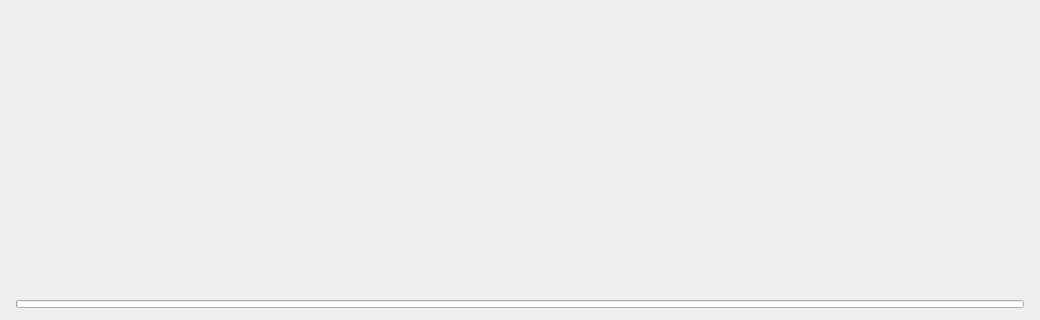
ArialSenki/MO2-Revamped, file source/modorganizer/src/browserdialog.ui: the form before one commit; both pictures show x 0 to 1040 and y 440 to 760 of the 1040 by 760 pixel window.
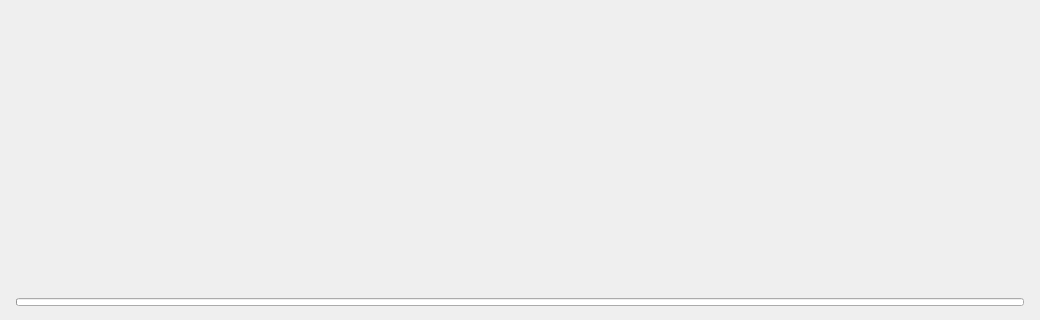
The form after the commit. Icons and pictures are not drawn.

Diff of the .ui file:
```diff
--- a/source/modorganizer/src/browserdialog.ui
+++ b/source/modorganizer/src/browserdialog.ui
@@ -14,7 +14,7 @@
    <property name="leftMargin"><number>16</number></property>
    <property name="topMargin"><number>16</number></property>
    <property name="rightMargin"><number>16</number></property>
-   <property name="bottomMargin"><number>12</number></property>
+   <property name="bottomMargin"><number>14</number></property>
    <item>
     <widget class="QWidget" name="headerPanel" native="true">
      <layout class="QVBoxLayout" name="headerLayout">
```
